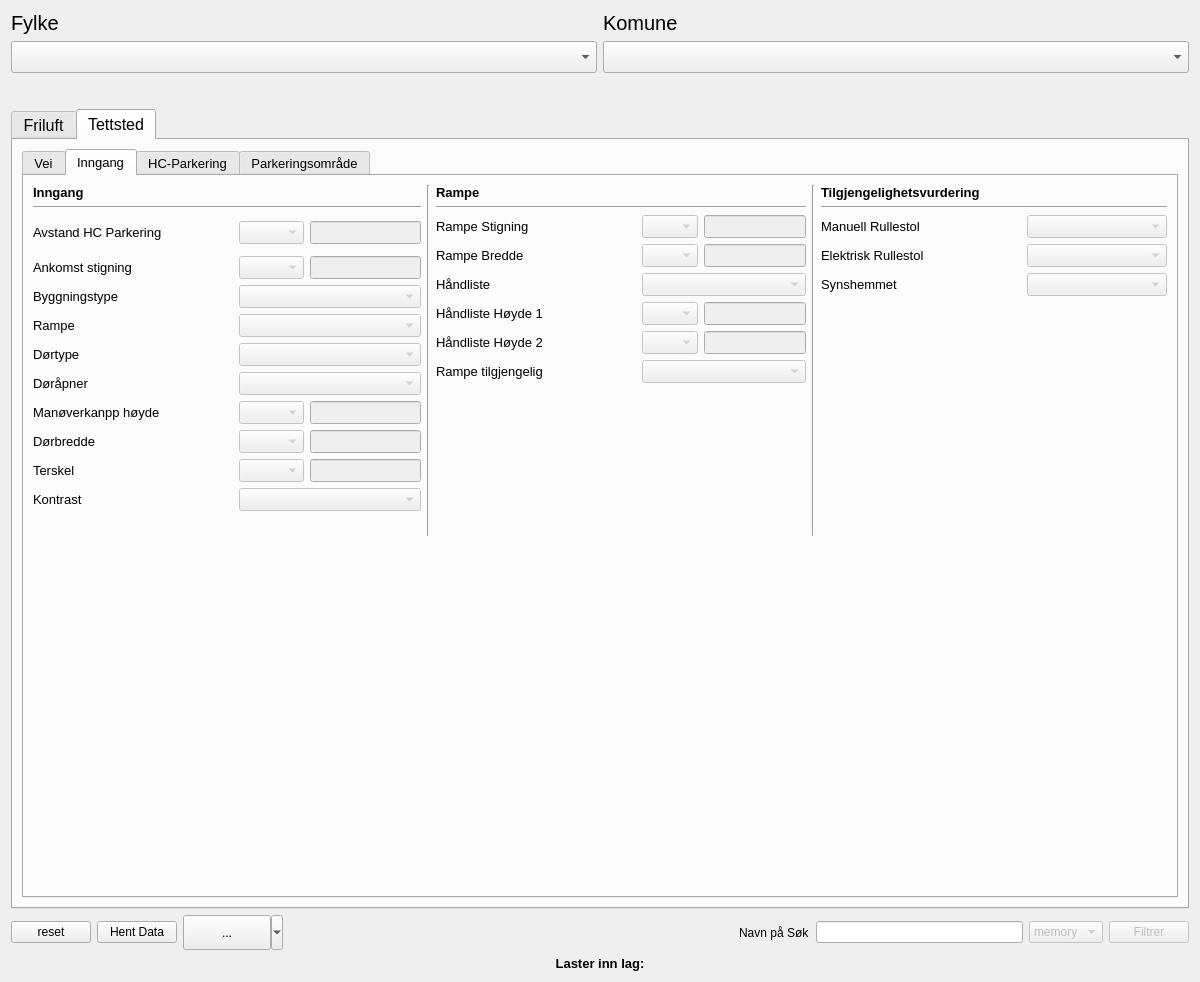
Above: Tilgjengelighet_dialog_base.ui from KaspArno/Tilgjengelighet before the change. Below: the same form after it.
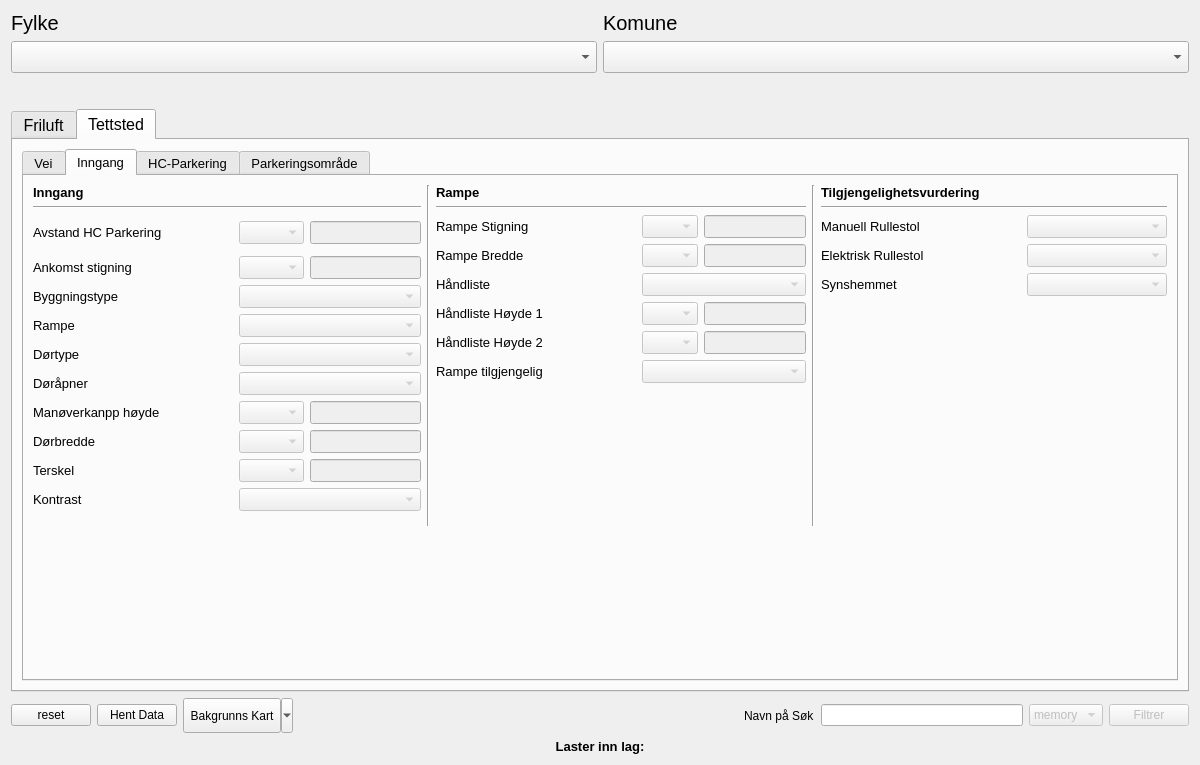
That is the form after the change. Icons and pictures are not drawn.

What changed in the file:
```diff
--- a/Tilgjengelighet_dialog_base.ui
+++ b/Tilgjengelighet_dialog_base.ui
@@ -7,7 +7,7 @@
     <x>0</x>
     <y>0</y>
     <width>1200</width>
-    <height>982</height>
+    <height>765</height>
    </rect>
   </property>
   <property name="minimumSize">
@@ -104,6 +104,12 @@
          <property name="currentIndex">
           <number>1</number>
          </property>
+         <property name="iconSize">
+          <size>
+           <width>16</width>
+           <height>16</height>
+          </size>
+         </property>
          <widget class="QWidget" name="tab_5">
           <attribute name="title">
            <string>Friluft</string>
@@ -6488,7 +6494,7 @@
           </size>
          </property>
          <property name="text">
-          <string>...</string>
+          <string>Bakgrunns Kart</string>
          </property>
          <property name="popupMode">
           <enum>QToolButton::MenuButtonPopup</enum>
```
Left out of the diff: 10 changed lines with no effect on the pictures.
